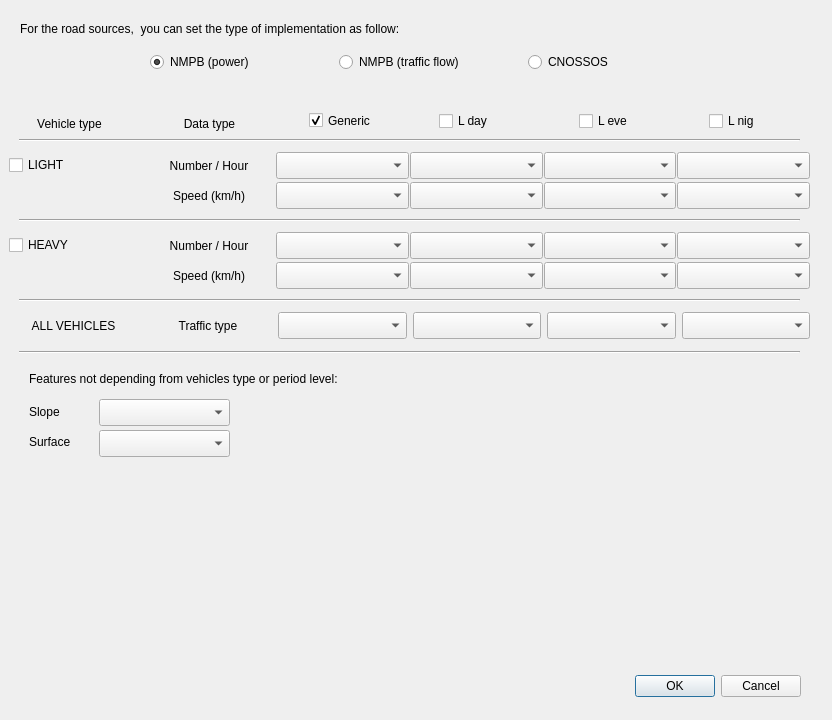
The window that tools/ui_SourceDetailsRoads.ui (Arpapiemonte/openoise-map) describes before a commit, drawn with Qt 5.
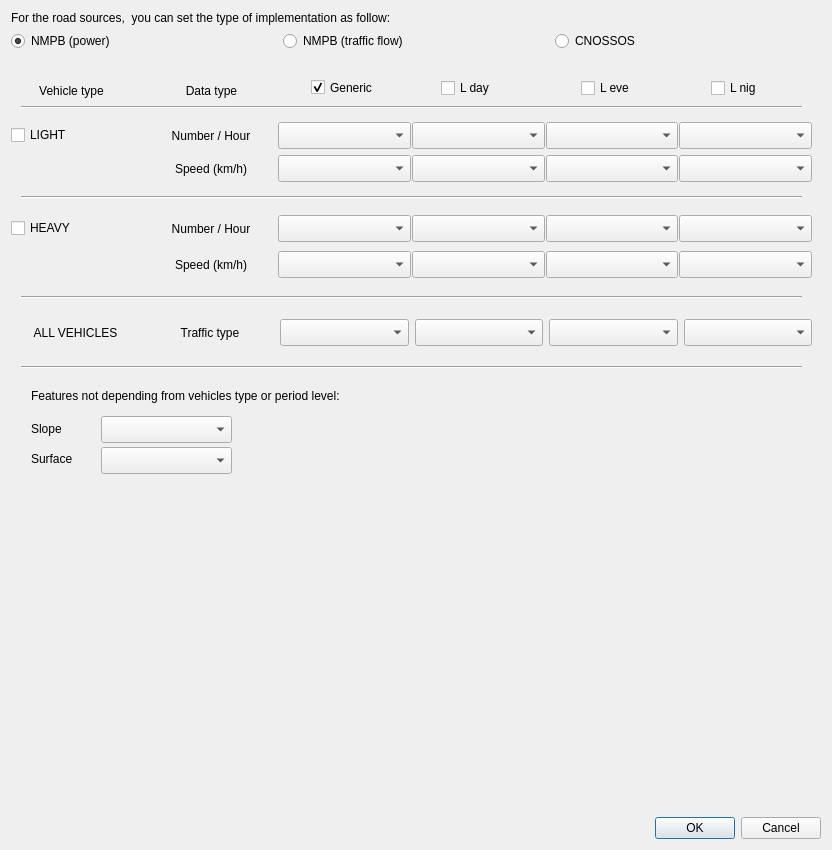
The same window after the commit. The open tabs and pages were chosen to show the change.

Commit message: beta release 0.1 -- gui need upgrading

```diff
--- a/tools/ui_SourceDetailsRoads.ui
+++ b/tools/ui_SourceDetailsRoads.ui
@@ -7,37 +7,21 @@
     <x>0</x>
     <y>0</y>
     <width>832</width>
-    <height>720</height>
+    <height>850</height>
    </rect>
   </property>
   <property name="windowTitle">
    <string>Roads Source Details</string>
   </property>
-  <widget class="QDialogButtonBox" name="buttonBox">
-   <property name="geometry">
-    <rect>
-     <x>460</x>
-     <y>670</y>
-     <width>341</width>
-     <height>32</height>
-    </rect>
-   </property>
-   <property name="orientation">
-    <enum>Qt::Horizontal</enum>
-   </property>
-   <property name="standardButtons">
-    <set>QDialogButtonBox::Cancel|QDialogButtonBox::Ok</set>
-   </property>
-  </widget>
-  <widget class="QWidget" name="horizontalLayoutWidget">
-   <property name="geometry">
-    <rect>
-     <x>150</x>
-     <y>47</y>
-     <width>561</width>
-     <height>31</height>
-    </rect>
-   </property>
+  <layout class="QVBoxLayout" name="verticalLayout">
+   <item>
+    <widget class="QLabel" name="label">
+     <property name="text">
+      <string>For the road sources,  you can set the type of implementation as follow:</string>
+     </property>
+    </widget>
+   </item>
+   <item>
    <layout class="QHBoxLayout" name="horizontalLayout_10">
     <item>
      <widget class="QRadioButton" name="POWER_R_radioButton">
@@ -70,16 +54,9 @@
      </widget>
     </item>
    </layout>
-  </widget>
+   </item>
+   <item>
   <widget class="QStackedWidget" name="road_stackedWidget">
-   <property name="geometry">
-    <rect>
-     <x>9</x>
-     <y>90</y>
-     <width>811</width>
-     <height>541</height>
-    </rect>
-   </property>
    <property name="currentIndex">
     <number>2</number>
    </property>
@@ -365,7 +342,7 @@
      <property name="geometry">
       <rect>
        <x>10</x>
-       <y>120</y>
+         <y>130</y>
        <width>781</width>
        <height>20</height>
       </rect>
@@ -380,7 +357,7 @@
        <x>0</x>
        <y>60</y>
        <width>801</width>
-       <height>61</height>
+         <height>71</height>
       </rect>
      </property>
      <layout class="QVBoxLayout" name="verticalLayout_2">
@@ -542,9 +519,9 @@
      <property name="geometry">
       <rect>
        <x>0</x>
-       <y>140</y>
+         <y>150</y>
        <width>801</width>
-       <height>61</height>
+         <height>81</height>
       </rect>
      </property>
      <layout class="QVBoxLayout" name="verticalLayout_3">
@@ -737,7 +714,7 @@
      <property name="geometry">
       <rect>
        <x>10</x>
-       <y>200</y>
+         <y>230</y>
        <width>781</width>
        <height>20</height>
       </rect>
@@ -750,9 +727,9 @@
      <property name="geometry">
       <rect>
        <x>0</x>
-       <y>220</y>
+         <y>250</y>
        <width>801</width>
-       <height>31</height>
+         <height>51</height>
       </rect>
      </property>
      <layout class="QHBoxLayout" name="horizontalLayout_11">
@@ -837,7 +814,7 @@
      <property name="geometry">
       <rect>
        <x>10</x>
-       <y>252</y>
+         <y>300</y>
        <width>781</width>
        <height>20</height>
       </rect>
@@ -850,7 +827,7 @@
      <property name="geometry">
       <rect>
        <x>20</x>
-       <y>312</y>
+         <y>362</y>
        <width>81</width>
        <height>20</height>
       </rect>
@@ -872,7 +849,7 @@
      <property name="geometry">
       <rect>
        <x>90</x>
-       <y>340</y>
+         <y>390</y>
        <width>131</width>
        <height>27</height>
       </rect>
@@ -882,7 +859,7 @@
      <property name="geometry">
       <rect>
        <x>20</x>
-       <y>342</y>
+         <y>392</y>
        <width>71</width>
        <height>20</height>
       </rect>
@@ -904,7 +881,7 @@
      <property name="geometry">
       <rect>
        <x>20</x>
-       <y>275</y>
+         <y>325</y>
        <width>431</width>
        <height>27</height>
       </rect>
@@ -926,7 +903,7 @@
      <property name="geometry">
       <rect>
        <x>90</x>
-       <y>309</y>
+         <y>359</y>
        <width>131</width>
        <height>27</height>
       </rect>
@@ -2083,19 +2060,18 @@
     <zorder>implementation_label_26</zorder>
    </widget>
   </widget>
-  <widget class="QLabel" name="label">
-   <property name="geometry">
-    <rect>
-     <x>20</x>
-     <y>20</y>
-     <width>751</width>
-     <height>17</height>
-    </rect>
-   </property>
-   <property name="text">
-    <string>For the road sources,  you can set the type of implementation as follow:</string>
-   </property>
-  </widget>
+   </item>
+   <item>
+    <widget class="QDialogButtonBox" name="buttonBox">
+     <property name="orientation">
+      <enum>Qt::Horizontal</enum>
+     </property>
+     <property name="standardButtons">
+      <set>QDialogButtonBox::Cancel|QDialogButtonBox::Ok</set>
+     </property>
+    </widget>
+   </item>
+  </layout>
  </widget>
  <resources/>
  <connections>
```
Left out of the diff: 4 changed lines with no effect on the pictures. Lines whose indentation alone changed are shown as unchanged. The commit also changes 4 other files.
